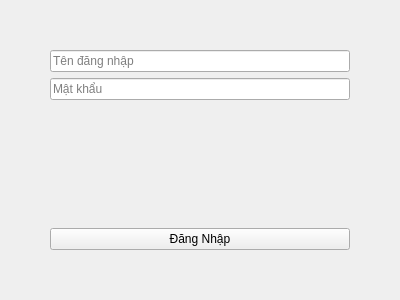
The window that src/ui/Login.ui (prestonwanttorevenge/PBL2) describes before a commit, drawn with Qt 5.
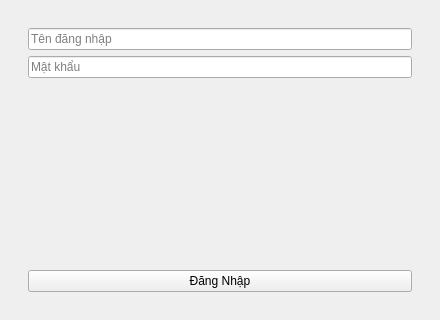
The same window after the commit.

Diff of the .ui file:
```diff
--- a/src/ui/Login.ui
+++ b/src/ui/Login.ui
@@ -2,14 +2,15 @@
 <ui version="4.0">
  <class>Login</class>
  <widget class="QMainWindow" name="Login">
-  <property name="geometry"><rect><x>0</x><y>0</y><width>400</width><height>300</height></rect></property>
+  <property name="geometry"><rect><x>0</x><y>0</y><width>440</width><height>320</height></rect></property>
+  <property name="minimumSize"><size><width>320</width><height>260</height></size></property>
   <property name="windowTitle"><string>Đăng Nhập Hệ Thống</string></property>
   <widget class="QWidget" name="centralwidget">
    <layout class="QVBoxLayout" name="verticalLayoutMain">
-    <property name="leftMargin"><number>50</number></property>
-    <property name="topMargin"><number>50</number></property>
-    <property name="rightMargin"><number>50</number></property>
-    <property name="bottomMargin"><number>50</number></property>
+    <property name="leftMargin"><number>28</number></property>
+    <property name="topMargin"><number>28</number></property>
+    <property name="rightMargin"><number>28</number></property>
+    <property name="bottomMargin"><number>28</number></property>
     <item><widget class="QLineEdit" name="txtUsername"><property name="placeholderText"><string>Tên đăng nhập</string></property><property name="minimumHeight"><number>40</number></property></widget></item>
     <item><widget class="QLineEdit" name="txtPassword"><property name="echoMode"><enum>QLineEdit::Password</enum></property><property name="placeholderText"><string>Mật khẩu</string></property><property name="minimumHeight"><number>40</number></property></widget></item>
     <item><spacer name="verticalSpacer"><property name="orientation"><enum>Qt::Vertical</enum></property><property name="sizeHint"><size><width>20</width><height>20</height></size></property></spacer></item>
```
